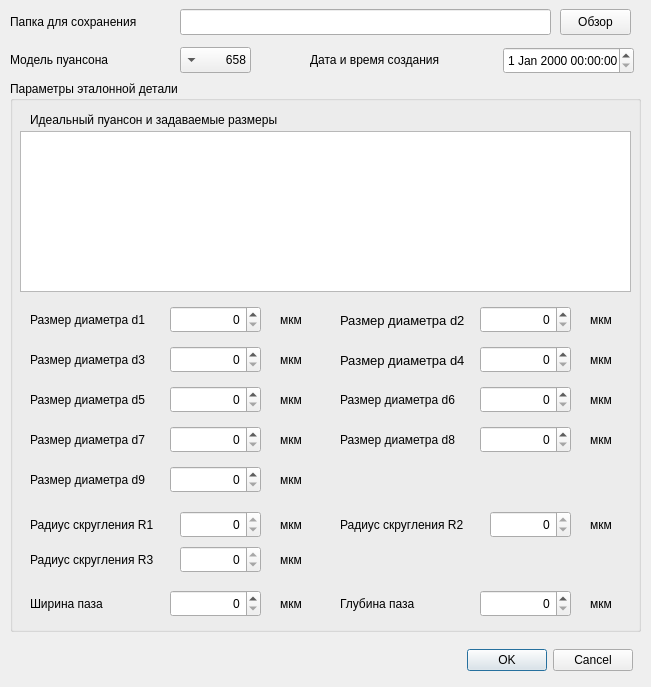
The window that etalonresearchcreationdialog.ui (kapkovsv/PuansonChecker.64bit) describes before a commit, drawn with Qt 5.
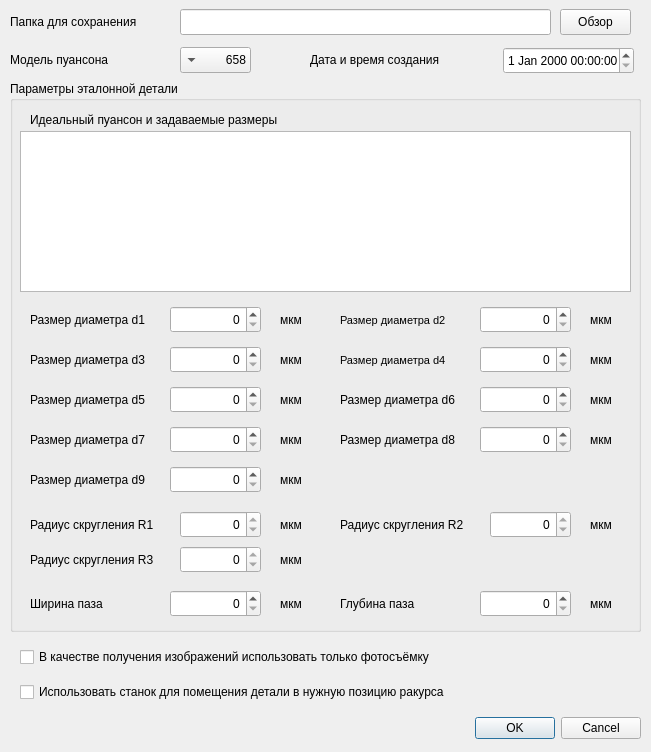
The same window after the commit.

Commit message: Добавлен класс исследования, размеры детали сейчас хранятся в файле исследования, обновлён код работы со станком, множество небольших улучшений кода

```diff
--- a/etalonresearchcreationdialog.ui
+++ b/etalonresearchcreationdialog.ui
@@ -7,7 +7,7 @@
     <x>0</x>
     <y>0</y>
     <width>651</width>
-    <height>687</height>
+    <height>752</height>
    </rect>
   </property>
   <property name="windowTitle">
@@ -101,7 +101,7 @@
     </property>
     <property name="font">
      <font>
-      <pointsize>10</pointsize>
+      <pointsize>8</pointsize>
      </font>
     </property>
     <property name="text">
@@ -177,7 +177,7 @@
     </property>
     <property name="font">
      <font>
-      <pointsize>10</pointsize>
+      <pointsize>8</pointsize>
      </font>
     </property>
     <property name="text">
@@ -659,9 +659,9 @@
   <widget class="QDialogButtonBox" name="buttonBox">
    <property name="geometry">
     <rect>
-     <x>467</x>
-     <y>647</y>
-     <width>166</width>
+     <x>10</x>
+     <y>715</y>
+     <width>631</width>
      <height>26</height>
     </rect>
    </property>
@@ -778,6 +778,35 @@
     <set>Qt::AlignRight|Qt::AlignTrailing|Qt::AlignVCenter</set>
    </property>
   </widget>
+  <widget class="QCheckBox" name="useMachineForDetailMovementCheckBox">
+   <property name="geometry">
+    <rect>
+     <x>20</x>
+     <y>680</y>
+     <width>611</width>
+     <height>24</height>
+    </rect>
+   </property>
+   <property name="text">
+    <string>Использовать станок для помещения детали в нужную позицию ракурса</string>
+   </property>
+  </widget>
+  <widget class="QCheckBox" name="imageSourcePhotoShootingOnlyCheckBox">
+   <property name="geometry">
+    <rect>
+     <x>20</x>
+     <y>645</y>
+     <width>611</width>
+     <height>24</height>
+    </rect>
+   </property>
+   <property name="text">
+    <string>В качестве получения изображений использовать только фотосъёмку</string>
+   </property>
+   <property name="checked">
+    <bool>false</bool>
+   </property>
+  </widget>
  </widget>
  <resources/>
  <connections/>
```
Left out of the diff: 23 changed lines with no effect on the pictures. The commit also changes 46 other files.
